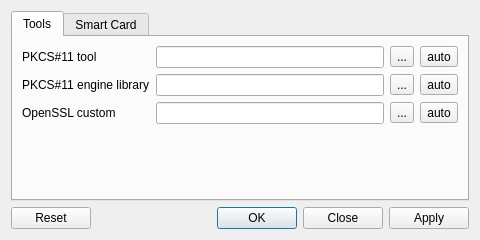
Above: src/window/configdialog.ui from flosslab/firmadigitale-client before the change. Below: the same form after it.
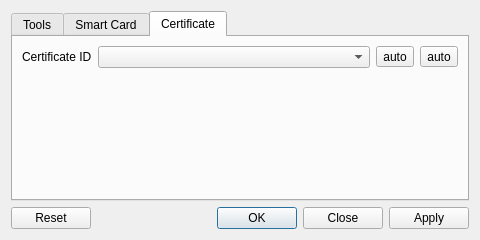
That is the form after the change. Icons and pictures are not drawn.

Commit message: Adds dynamic certificate search

```diff
--- a/src/window/configdialog.ui
+++ b/src/window/configdialog.ui
@@ -27,7 +27,7 @@
    <item row="0" column="0">
     <widget class="QTabWidget" name="tabWidget">
      <property name="currentIndex">
-      <number>0</number>
+      <number>2</number>
      </property>
      <widget class="QWidget" name="toolsTab">
       <attribute name="title">
@@ -218,6 +218,58 @@
        </item>
       </layout>
      </widget>
+     <widget class="QWidget" name="certificateTab">
+      <attribute name="title">
+       <string>Certificate</string>
+      </attribute>
+      <layout class="QGridLayout" name="gridLayout_4" columnstretch="0,1,0,0">
+       <item row="0" column="0">
+        <widget class="QLabel" name="certificateIdLabel">
+         <property name="text">
+          <string>Certificate ID</string>
+         </property>
+        </widget>
+       </item>
+       <item row="0" column="1">
+        <widget class="QComboBox" name="certificateIdValue"/>
+       </item>
+       <item row="0" column="2">
+        <widget class="QToolButton" name="certificateIdReload">
+         <property name="text">
+          <string>auto</string>
+         </property>
+         <property name="icon">
+          <iconset resource="../resources.qrc">
+           <normaloff>:/buttons/reload</normaloff>:/buttons/reload</iconset>
+         </property>
+        </widget>
+       </item>
+       <item row="0" column="3">
+        <widget class="QToolButton" name="certificateIdAuto">
+         <property name="text">
+          <string>auto</string>
+         </property>
+         <property name="icon">
+          <iconset resource="../resources.qrc">
+           <normaloff>:/buttons/refresh</normaloff>:/buttons/refresh</iconset>
+         </property>
+        </widget>
+       </item>
+       <item row="1" column="1">
+        <spacer name="certificateVerticalSpacer">
+         <property name="orientation">
+          <enum>Qt::Vertical</enum>
+         </property>
+         <property name="sizeHint" stdset="0">
+          <size>
+           <width>20</width>
+           <height>40</height>
+          </size>
+         </property>
+        </spacer>
+       </item>
+      </layout>
+     </widget>
     </widget>
    </item>
   </layout>
```
The commit also changes 8 other files.
